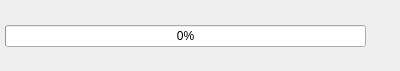
Before: the Qt Designer form 2.x/UI/dooble_downloads_item.ui in textbrowser/dooble, drawn with Qt 5.
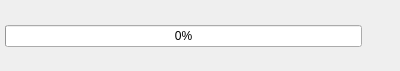
After: the same form once the commit is applied.

Diff of the .ui file:
```diff
--- a/2.x/UI/dooble_downloads_item.ui
+++ b/2.x/UI/dooble_downloads_item.ui
@@ -68,6 +68,12 @@
      <property name="text">
       <string/>
      </property>
+     <property name="iconSize">
+      <size>
+       <width>20</width>
+       <height>20</height>
+      </size>
+     </property>
      <property name="autoRaise">
       <bool>true</bool>
      </property>
```
Left out of the diff: 3 changed lines with no effect on the pictures.
